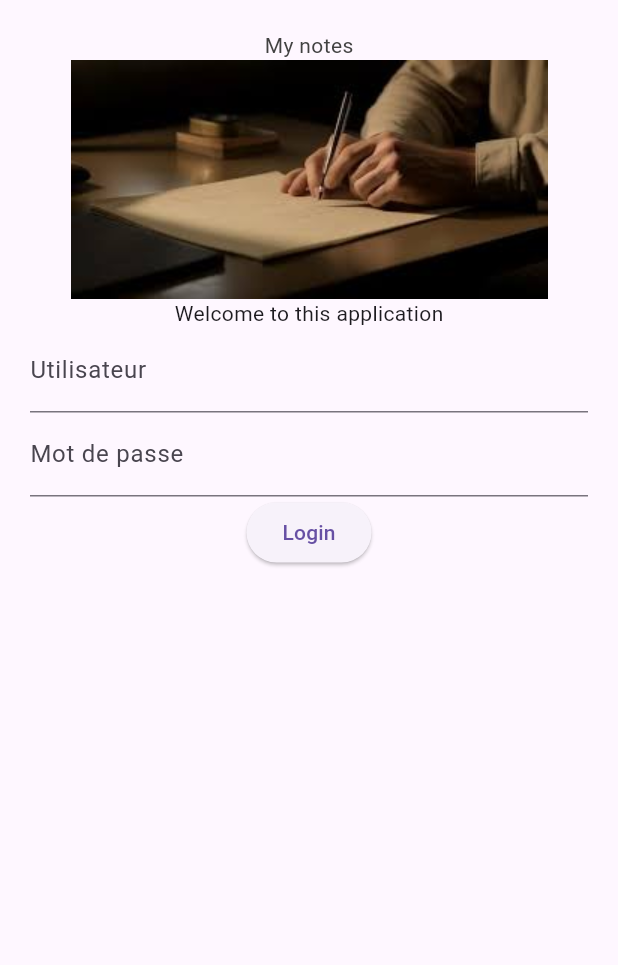
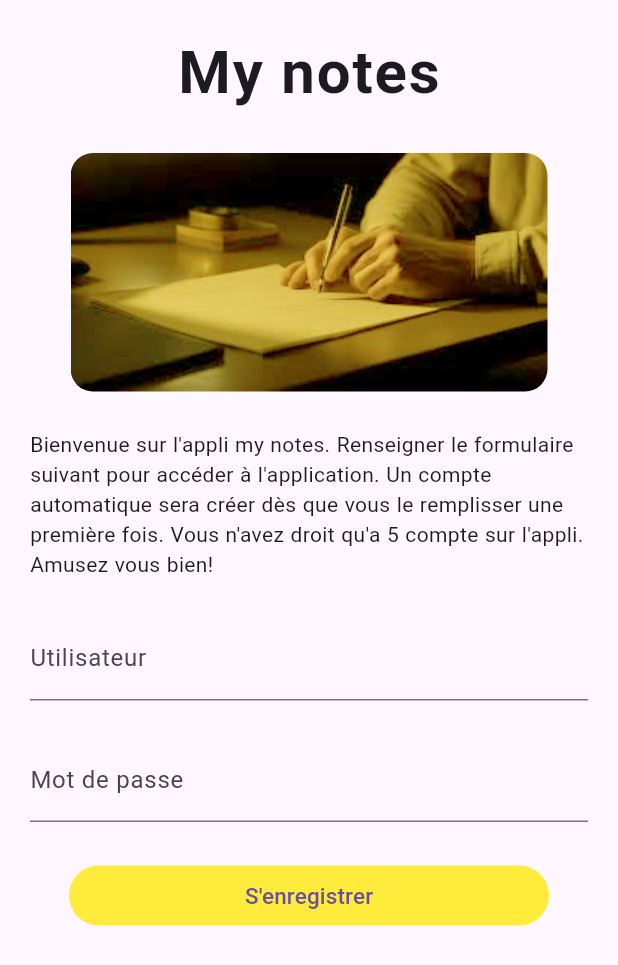
Before and after one commit to Jean-kassyl/dclic_project_noteapp, a Flutter app: the screen it shows after launch, on a phone screen of 412 x 824 dp. Shown: the top 965 px of the screen. Run offline on Flutter 3.47's test engine with Material 3 defaults, Android fonts, the phone set to English and light mode, and no system bars.

Commit message:
create the login page and make it look like my wireframe

```diff
--- a/lib/main.dart
+++ b/lib/main.dart
@@ -35,19 +35,39 @@ class _LoginPageState extends State<LoginPage> {
       body: Container(
         padding: EdgeInsets.all(20),
         child: Column(
+
+          spacing: 25,
           children: [
             Text(
               "My notes",
+
               style: TextStyle(
-                color: Colors.grey[800],
+
+                color: Colors.grey[720],
+                fontSize: 40,
+                letterSpacing: 1.2,
+
+                fontWeight: FontWeight.bold,
               ),
             ),
-            Image.asset(
-                "assets/images/noteImg.jpeg"
+            ClipRRect(
+              borderRadius: BorderRadius.circular(15),
+              child: Image.asset(
+                "assets/images/noteImg.jpeg",
+                fit: BoxFit.contain,
+                color: Colors.yellow,
+                colorBlendMode: BlendMode.softLight,
+
+            ),
             ),
             Text(
-              "Welcome to this application",
+              "Bienvenue sur l'appli my notes. Renseigner le formulaire suivant pour accéder à l'application. Un compte automatique sera créer dès que vous le remplisser une première fois. Vous n'avez droit qu'a 5 compte sur l'appli. Amusez vous bien!",
               maxLines: null,
+              style: TextStyle(
+                color: Colors.grey[450],
+                fontSize: 14,
+                wordSpacing: 0.4
+              ),
             ),
             TextField(
               controller: _usernameController,
@@ -59,6 +79,7 @@ class _LoginPageState extends State<LoginPage> {
 
             TextField(
               controller: _passwordController,
+              obscureText: true,
               decoration: InputDecoration(
                 labelText: "Mot de passe",
                 border: UnderlineInputBorder(),
@@ -66,8 +87,14 @@ class _LoginPageState extends State<LoginPage> {
             ),
             ElevatedButton(
               onPressed: (){},
+              style: ElevatedButton.styleFrom(
+                backgroundColor: Colors.yellow,
+                fixedSize: Size(320, 40),
+                elevation: 0,
+              ),
               child: Text(
-                "Login"
+                "S'enregistrer",
+                style: TextStyle(fontSize: 15, color: Colors.grey[140])
               ),
             ),
           ],
```
